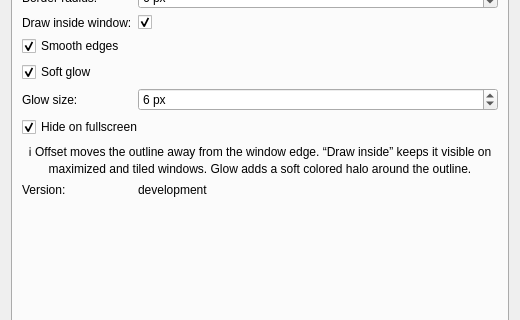
First picture: the form in activewindowoutline_config.ui, repository gmalinowski/LeapK, before the edit; both pictures show x 0 to 520 and y 196 to 516 of the 520 by 622 pixel window.
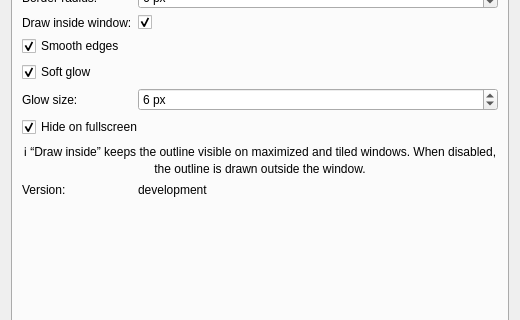
Second picture: the form after the edit. Custom widgets are drawn as their Qt base class.

Commit message: fix(ui): use informational text color and focus info text on draw inside/outside

Diff of the .ui file:
```diff
--- a/activewindowoutline_config.ui
+++ b/activewindowoutline_config.ui
@@ -236,7 +236,7 @@
        <item row="11" column="0" colspan="2">
         <widget class="QLabel" name="label_info">
          <property name="text">
-          <string>ℹ️ Offset moves the outline away from the window edge. “Draw inside” keeps it visible on maximized and tiled windows. Glow adds a soft colored halo around the outline.</string>
+          <string>ℹ️ “Draw inside” keeps the outline visible on maximized and tiled windows. When disabled, the outline is drawn outside the window.</string>
          </property>
          <property name="alignment">
           <set>Qt::AlignCenter</set>
```
The commit also changes 1 other file.
